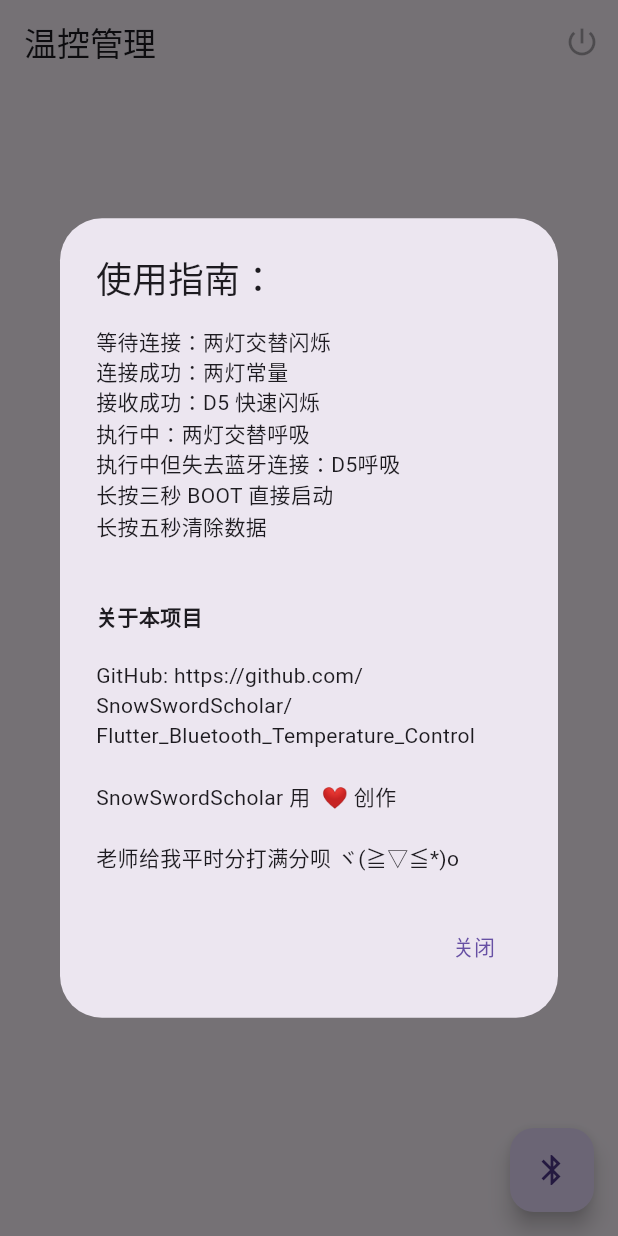
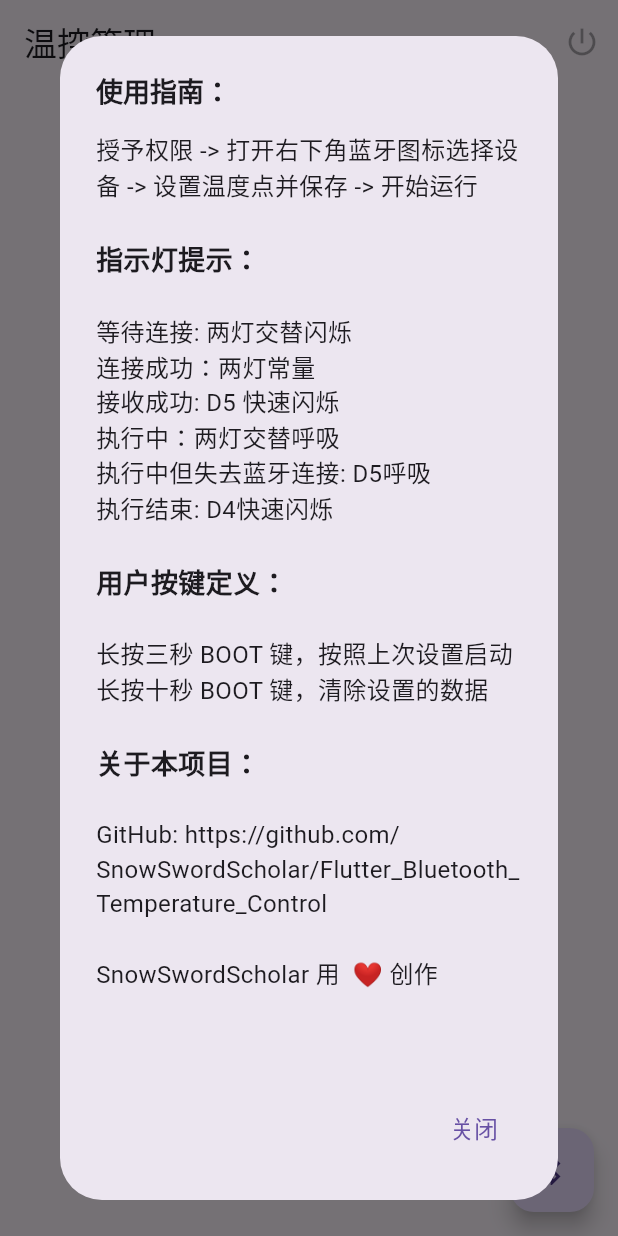
Before and after one commit to SnowSwordScholar/Flutter_Bluetooth_Temperature_Control, a Flutter app: the screen it shows after launch, after a tap on "温控管理", on a phone screen of 412 x 824 dp. Run offline on Flutter 3.47's test engine with Material 3 defaults, Android fonts, the light colour scheme and no system bars; our stand-ins replace flutter_blue_plus, logger, permission_handler, shared_preferences.

Commit message:
修改了界面的小问题

```diff
--- a/lib/screens/home_screen.dart
+++ b/lib/screens/home_screen.dart
@@ -63,40 +63,76 @@ void _showInfoDialog(BuildContext context) {
     context: context,
     builder: (BuildContext context) {
       return AlertDialog(
-        title: const Text('使用指南：'),
-        content: const Column(
+        title: const Text(
+          '使用指南：',
+          style: TextStyle(fontSize: 18, fontWeight: FontWeight.bold),
+        ),
+        content: const SingleChildScrollView( // 添加可滚动的视图
+          child: Column(
             mainAxisSize: MainAxisSize.min,
-          crossAxisAlignment: CrossAxisAlignment.start, // 确保所有文本居左对齐
-          children: <Widget>[
+            crossAxisAlignment: CrossAxisAlignment.start,
+            children:  <Widget>[
               Text(
-              '等待连接：两灯交替闪烁\n'
-              '连接成功：两灯常量\n'
-              '接收成功：D5 快速闪烁\n'
-              '执行中：两灯交替呼吸\n'
-              '执行中但失去蓝牙连接：D5呼吸\n'
-              '长按三秒 BOOT 直接启动\n'
-              '长按五秒清除数据\n\n',
-
+                '授予权限 -> 打开右下角蓝牙图标选择设备 -> 设置温度点并保存 -> 开始运行\n',
+                style: TextStyle(fontSize: 16),
+                textAlign: TextAlign.left,
               ),
               Text(
-              '关于本项目\n',
-              style: TextStyle(fontWeight: FontWeight.bold), // 加粗文本
-
+                '指示灯提示：',
+                style: TextStyle(
+                  fontSize: 18,
+                  fontWeight: FontWeight.bold,
+                ),
+                textAlign: TextAlign.left,
               ),
               Text(
-              'GitHub: https://github.com/SnowSwordScholar/Flutter_Bluetooth_Temperature_Control\n\n'
-              'SnowSwordScholar 用  ❤️ 创作\n\n'
-              '老师给我平时分打满分呗 ヾ(≧▽≦*)o',
-
+                '\n等待连接: 两灯交替闪烁\n'
+                '连接成功：两灯常量\n'
+                '接收成功: D5 快速闪烁\n'
+                '执行中：两灯交替呼吸\n'
+                '执行中但失去蓝牙连接: D5呼吸\n'
+                '执行结束: D4快速闪烁\n',
+                style: TextStyle(fontSize: 16),
+                textAlign: TextAlign.left,
+              ),
+              Text(
+                '用户按键定义：',
+                style: TextStyle(
+                  fontSize: 18,
+                  fontWeight: FontWeight.bold,
+                ),
+                textAlign: TextAlign.left,
+              ),
+              Text(
+                '\n长按三秒 BOOT 键，按照上次设置启动\n'
+                '长按十秒 BOOT 键，清除设置的数据\n',
+                style: TextStyle(fontSize: 16),
+                textAlign: TextAlign.left,
+              ),
+              Text(
+                '关于本项目：',
+                style: TextStyle(
+                  fontSize: 18,
+                  fontWeight: FontWeight.bold,
+                ),
+                textAlign: TextAlign.left,
+              ),
+              Text(
+                '\nGitHub: https://github.com/SnowSwordScholar/Flutter_Bluetooth_Temperature_Control\n\n'
+                'SnowSwordScholar 用  ❤️ 创作\n\n\n\n\n\n\n\n\n'
+                '老师，请多给我打点平时分呗 ヾ(≧▽≦*)o',
+                style: TextStyle(fontSize: 16),
+                textAlign: TextAlign.left,
               ),
             ],
+          ),
         ),
         actions: [
           TextButton(
             onPressed: () {
               Navigator.of(context).pop();
             },
-            child: const Text('关闭'),
+            child: const Text('关闭', style: TextStyle(fontSize: 16)), // 假设关闭按钮字体大小也为16
           ),
         ],
       );
```
Lines whose indentation alone changed are shown as unchanged.
